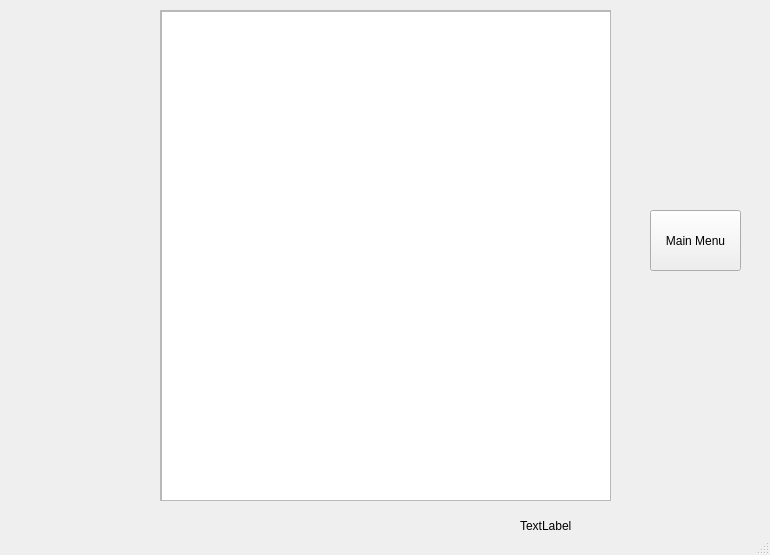
This is app.ui in JohnPoleshchuk/KeyboardTrainer as Qt 5 draws it before an edit. The edited form follows.
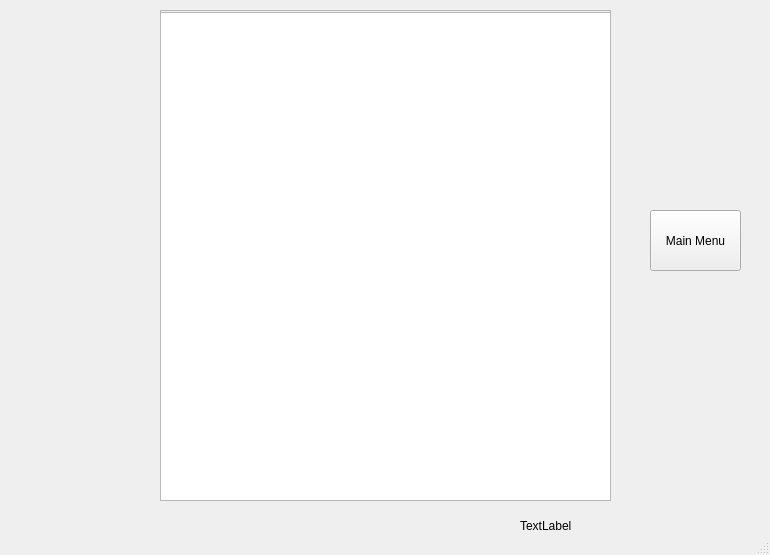
This is the edited form. The open tabs and pages were chosen to show the change.

Commit message: Leaders Board functionality on

```diff
--- a/app.ui
+++ b/app.ui
@@ -461,12 +461,12 @@
          <height>489</height>
         </rect>
        </property>
-       <widget class="QListView" name="listView">
+       <widget class="QTableView" name="tableView">
         <property name="geometry">
          <rect>
-          <x>0</x>
-          <y>0</y>
-          <width>451</width>
+          <x>-5</x>
+          <y>1</y>
+          <width>461</width>
           <height>491</height>
          </rect>
         </property>
```
The commit also changes 2 other files.
